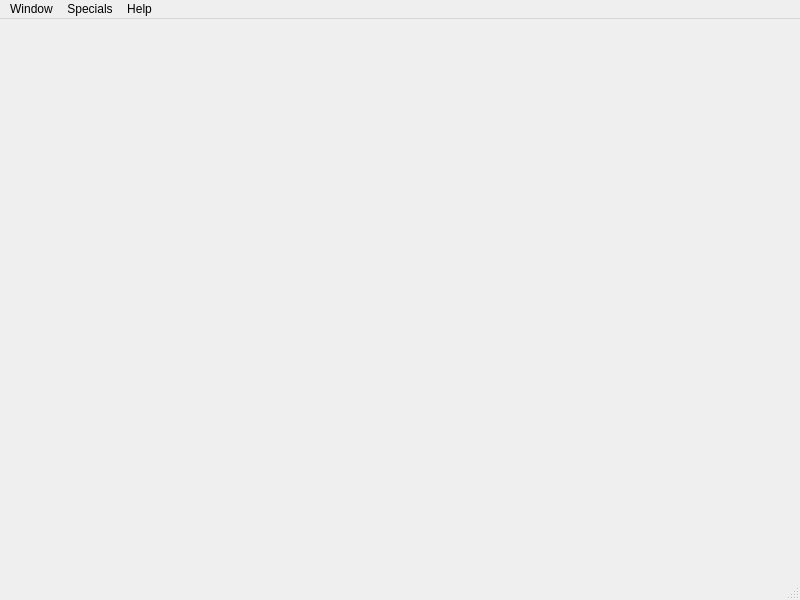
Old version of the form OTModules/wLFClient/wlfclientparticipant.ui in the repository pietr26/OMSI-Tools.
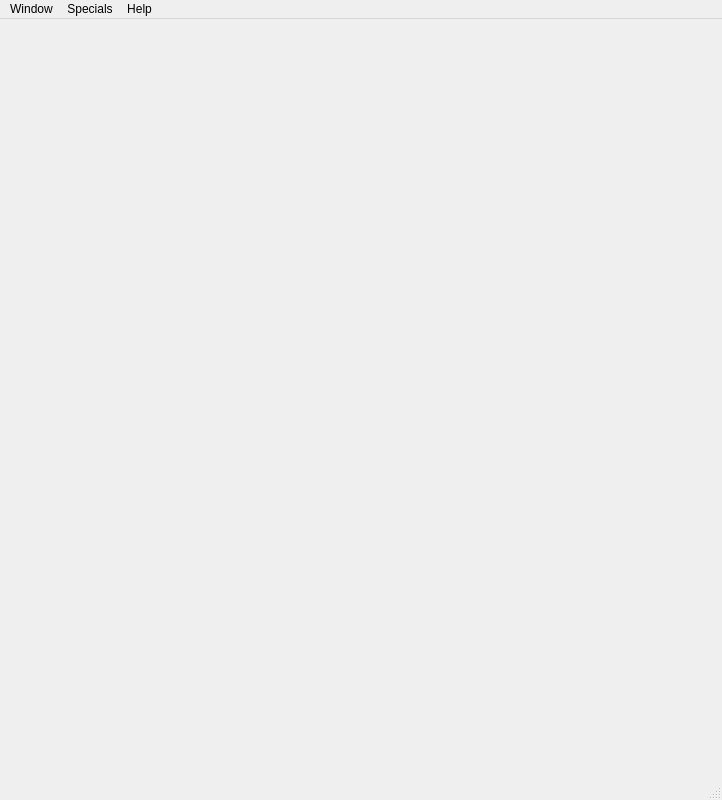
New version of the form. Icons and pictures are not drawn.

The edit to the form file:
```diff
--- a/OTModules/wLFClient/wlfclientparticipant.ui
+++ b/OTModules/wLFClient/wlfclientparticipant.ui
@@ -6,20 +6,22 @@
    <rect>
     <x>0</x>
     <y>0</y>
-    <width>800</width>
-    <height>600</height>
+    <width>722</width>
+    <height>800</height>
    </rect>
   </property>
   <property name="windowTitle">
    <string notr="true">wLFClientParticipant</string>
   </property>
-  <widget class="QWidget" name="centralwidget"/>
+  <widget class="QWidget" name="centralwidget">
+   <layout class="QVBoxLayout" name="verticalLayout"/>
+  </widget>
   <widget class="QMenuBar" name="menubar">
    <property name="geometry">
     <rect>
      <x>0</x>
      <y>0</y>
-     <width>800</width>
+     <width>722</width>
      <height>25</height>
     </rect>
    </property>
```
Left out of the diff: 14 changed lines with no effect on the pictures.
